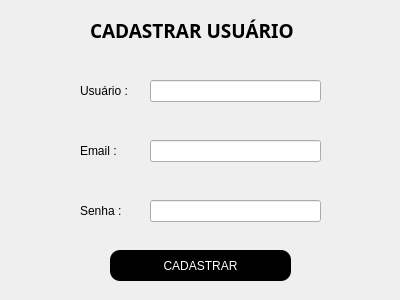
PabloCarnauba/Spoti-Ninho-V2, file Designs/CadastrarUser.ui: the form before one commit.
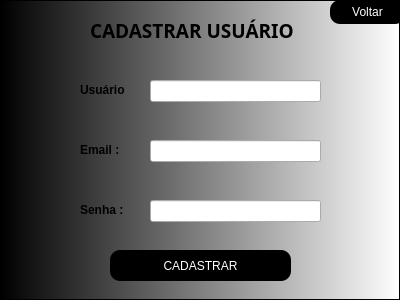
The form after the commit.

What changed in the file:
```diff
--- a/Designs/CadastrarUser.ui
+++ b/Designs/CadastrarUser.ui
@@ -13,6 +13,21 @@
   <property name="windowTitle">
    <string>Form</string>
   </property>
+  <property name="styleSheet">
+   <string notr="true">QPushButton{
+border-radius: 10px;
+}
+
+QPushButton{
+background-color:black ;
+
+}
+
+QPushButton:pressed{
+background-color:grey;
+
+}</string>
+  </property>
   <widget class="QLabel" name="rotuloMenuInicial">
    <property name="geometry">
     <rect>
@@ -59,7 +74,7 @@
     </rect>
    </property>
    <property name="text">
-    <string>Usuário :</string>
+    <string>&lt;html&gt;&lt;head/&gt;&lt;body&gt;&lt;p&gt;&lt;span style=&quot; font-weight:700;&quot;&gt;Usuário :&lt;/span&gt;&lt;/p&gt;&lt;/body&gt;&lt;/html&gt;</string>
    </property>
   </widget>
   <widget class="QLabel" name="Email">
@@ -72,7 +87,7 @@
     </rect>
    </property>
    <property name="text">
-    <string>Email :</string>
+    <string>&lt;html&gt;&lt;head/&gt;&lt;body&gt;&lt;p&gt;&lt;span style=&quot; font-weight:700;&quot;&gt;Email :&lt;/span&gt;&lt;/p&gt;&lt;/body&gt;&lt;/html&gt;</string>
    </property>
   </widget>
   <widget class="QLineEdit" name="inputEmail">
@@ -98,7 +113,7 @@
     </rect>
    </property>
    <property name="text">
-    <string>Senha : </string>
+    <string>&lt;html&gt;&lt;head/&gt;&lt;body&gt;&lt;p&gt;&lt;span style=&quot; font-weight:700;&quot;&gt;Senha : &lt;/span&gt;&lt;/p&gt;&lt;/body&gt;&lt;/html&gt;</string>
    </property>
   </widget>
   <widget class="QLineEdit" name="inputSenha">
@@ -127,15 +142,81 @@
     </rect>
    </property>
    <property name="styleSheet">
-    <string notr="true">background-color: black;
-color:  white;
-border-radius: 10px
+    <string notr="true">QPushButton {
+    background-color: black;
+    color: white;
+    border-radius: 10px;
+}
+
+QPushButton:pressed {
+    background-color: grey;
+}
 </string>
    </property>
    <property name="text">
     <string>CADASTRAR</string>
    </property>
   </widget>
+  <widget class="QPushButton" name="backButton_2">
+   <property name="geometry">
+    <rect>
+     <x>330</x>
+     <y>0</y>
+     <width>75</width>
+     <height>24</height>
+    </rect>
+   </property>
+   <property name="whatsThis">
+    <string>&lt;html&gt;&lt;head/&gt;&lt;body&gt;&lt;p&gt;&lt;span style=&quot; font-weight:700;&quot;&gt;Voltar&lt;/span&gt;&lt;/p&gt;&lt;/body&gt;&lt;/html&gt;</string>
+   </property>
+   <property name="styleSheet">
+    <string notr="true">color: white</string>
+   </property>
+   <property name="text">
+    <string>Voltar</string>
+   </property>
+  </widget>
+  <widget class="QFrame" name="frame">
+   <property name="geometry">
+    <rect>
+     <x>0</x>
+     <y>0</y>
+     <width>400</width>
+     <height>300</height>
+    </rect>
+   </property>
+   <property name="minimumSize">
+    <size>
+     <width>400</width>
+     <height>300</height>
+    </size>
+   </property>
+   <property name="maximumSize">
+    <size>
+     <width>400</width>
+     <height>300</height>
+    </size>
+   </property>
+   <property name="styleSheet">
+    <string notr="true">background: qlineargradient(spread:pad, x1:0, y1:0, x2:1, y2:0, stop:0 rgba(0, 0, 0, 255), stop:1 rgba(255, 255, 255, 255))</string>
+   </property>
+   <property name="frameShape">
+    <enum>QFrame::StyledPanel</enum>
+   </property>
+   <property name="frameShadow">
+    <enum>QFrame::Raised</enum>
+   </property>
+  </widget>
+  <zorder>frame</zorder>
+  <zorder>rotuloMenuInicial</zorder>
+  <zorder>inputUsuario</zorder>
+  <zorder>Usuario</zorder>
+  <zorder>Email</zorder>
+  <zorder>inputEmail</zorder>
+  <zorder>Senha</zorder>
+  <zorder>inputSenha</zorder>
+  <zorder>BotaoCadastrar</zorder>
+  <zorder>backButton_2</zorder>
  </widget>
  <resources/>
  <connections/>
```
Left out of the diff: 4 changed lines with no effect on the pictures.
